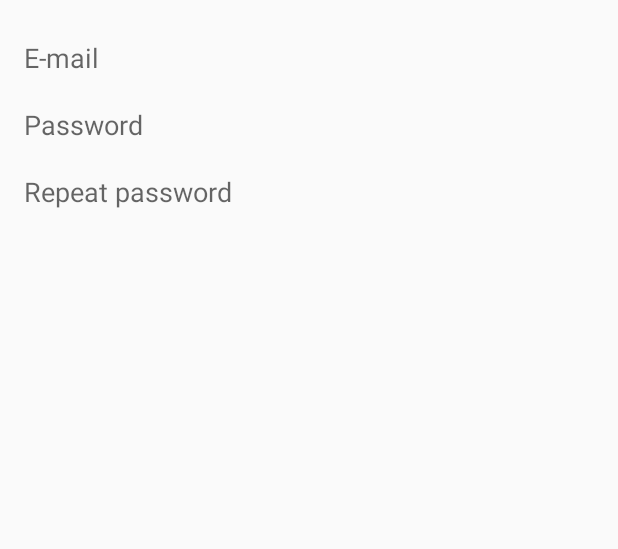
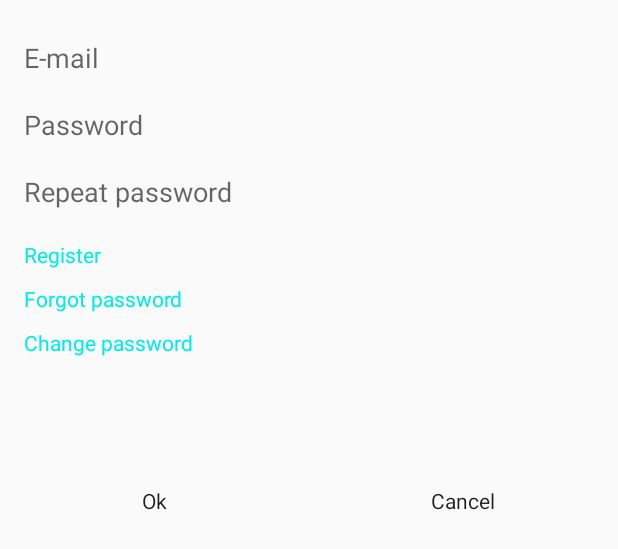
Before and after one commit to PelipetsOlga/AnyNotes, an Android app: the layout fragment_registration.xml on its own in the app's theme, with its tools: preview values and no code run, on a phone screen of 412 x 824 dp. Shown: the top 549 px of the screen. Run offline under Robolectric (Android 15) with nearby library versions, the phone set to English and light mode, and no system bars.

Commit message:
login and registration fragments refactoring

```diff
--- a/app/src/main/res/layout/fragment_registration.xml
+++ b/app/src/main/res/layout/fragment_registration.xml
@@ -2,6 +2,12 @@
 <ScrollView xmlns:android="http://schemas.android.com/apk/res/android"
     android:layout_width="match_parent"
     android:layout_height="wrap_content">
+
+    <LinearLayout
+        android:layout_width="match_parent"
+        android:layout_height="wrap_content"
+        android:layout_marginBottom="40dp"
+        android:orientation="vertical">
 
         <LinearLayout
             android:layout_width="match_parent"
@@ -17,8 +23,8 @@
                 android:layout_height="wrap_content"
                 android:layout_marginBottom="10dp"
                 android:layout_marginTop="10dp"
+                android:background="@android:color/transparent"
                 android:ems="50"
-            android:background="@android:color/transparent"
                 android:gravity="left"
                 android:hint="@string/hint_login"
                 android:inputType="textEmailAddress" />
@@ -45,5 +51,59 @@
                 android:hint="@string/hint_password_repeat"
                 android:inputType="textWebPassword" />
 
+            <TextView
+                android:id="@+id/tv_register"
+                android:layout_width="wrap_content"
+                android:layout_height="wrap_content"
+                android:paddingTop="10dp"
+                android:clickable="true"
+                android:text="@string/registration_btn_register"
+                android:textAppearance="?android:attr/textAppearanceSmall"
+                android:textColor="@color/colorAccent" />
+
+            <TextView
+                android:id="@+id/tv_forgot_password"
+                android:layout_width="wrap_content"
+                android:layout_height="wrap_content"
+                android:paddingTop="10dp"
+                android:clickable="true"
+                android:text="@string/registration_btn_forgot_password"
+                android:textAppearance="?android:attr/textAppearanceSmall"
+                android:textColor="@color/colorAccent" />
+
+            <TextView
+                android:id="@+id/tv_change_password"
+                android:layout_width="wrap_content"
+                android:layout_height="wrap_content"
+                android:paddingBottom="16dp"
+                android:paddingTop="10dp"
+                android:clickable="true"
+                android:text="@string/registration_btn_change_password"
+                android:textAppearance="?android:attr/textAppearanceSmall"
+                android:textColor="@color/colorAccent" />
+        </LinearLayout>
+
+        <LinearLayout
+            android:layout_width="match_parent"
+            android:layout_height="wrap_content"
+            android:orientation="horizontal">
+
+            <Button
+                android:id="@+id/btn_ok"
+                style="@style/Base.Widget.AppCompat.ButtonBar"
+                android:layout_width="0dp"
+                android:layout_height="wrap_content"
+                android:layout_weight="1"
+                android:text="@string/registration_btn_ok" />
+
+            <Button
+                android:id="@+id/btn_cancel"
+                style="@style/Base.Widget.AppCompat.ButtonBar"
+                android:layout_width="0dp"
+                android:layout_height="wrap_content"
+                android:layout_weight="1"
+                android:text="@string/registration_btn_cancel" />
+        </LinearLayout>
+
     </LinearLayout>
 </ScrollView>
--- a/app/src/main/res/values/strings.xml
+++ b/app/src/main/res/values/strings.xml
@@ -75,6 +75,9 @@
     <string name="hint_password">Password</string>
     <string name="hint_password_repeat">Repeat password</string>
 
+    <string name="registration_btn_forgot_password">Forgot password</string>
+    <string name="registration_btn_change_password">Change password</string>
+
     <string name="banner_ad_unit_id">ca-app-pub-6973932400636393/3338064660</string>
     <string name="banner_inner_ad_unit_id">ca-app-pub-6973932400636393/4278244269</string>
 
```
Also changed, not shown: app/src/main/java/anynotes/olyalya/pelipets/com/anynotes/fragments/LogInFragment.java (+39 -31 lines), app/src/main/java/anynotes/olyalya/pelipets/com/anynotes/fragments/RegistrationFragment.java (+65 -11 lines), 1 other file. Lines whose indentation alone changed are shown as unchanged.
